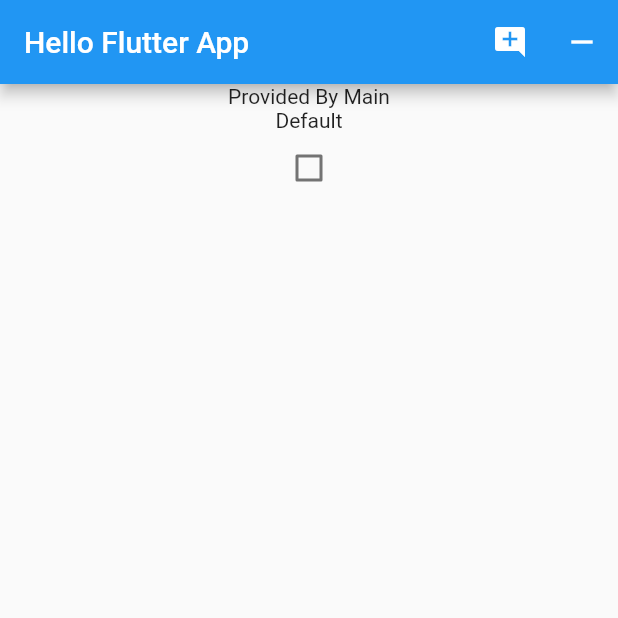
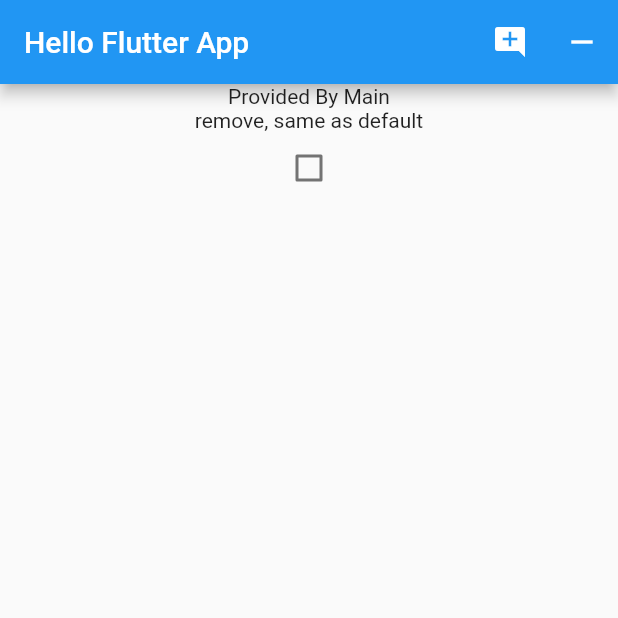
Before and after one commit to sujeongHeo/basic_flutter, a Flutter app: the screen it shows after launch, after a tap on the "add comment" icon, after a tap on the "remove" icon, on a phone screen of 412 x 824 dp, the top half of it. Run offline on Flutter 3.47's test engine with Material 2 defaults, Android fonts, the phone set to English and light mode, and no system bars.

Commit message:
edit sentence

```diff
--- a/lib/main.dart
+++ b/lib/main.dart
@@ -11,7 +11,7 @@ class MyApp extends StatefulWidget {
 }
 class MyAppState extends State<MyApp> {
   bool checkBoxValue = false;
-  String  actionText = "Default";
+  String  actionText = "before change action";
   @override
   Widget build(BuildContext ctxt) {
     return new MaterialApp(
@@ -24,7 +24,7 @@ class MyAppState extends State<MyApp> {
                     icon: new Icon(Icons.add_comment),
                     onPressed: (){
                       setState(() {
-                        actionText = "New Text";
+                        actionText = "push action Add";
                       });
                     }
                 ),
@@ -32,7 +32,7 @@ class MyAppState extends State<MyApp> {
                     icon: new Icon(Icons.remove),
                     onPressed: (){
                       setState(() {
-                        actionText = "Default";
+                        actionText = "remove, same as default";
                       });
                     }
                 ),
```
